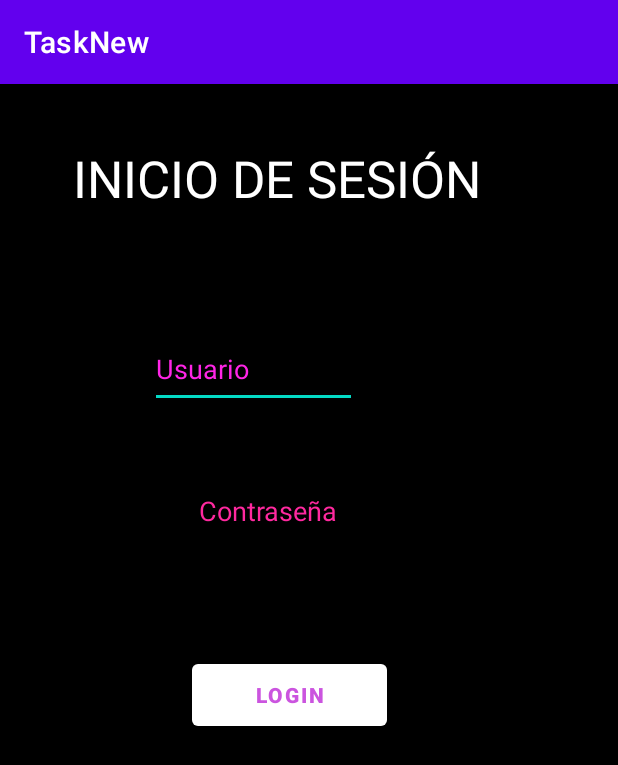
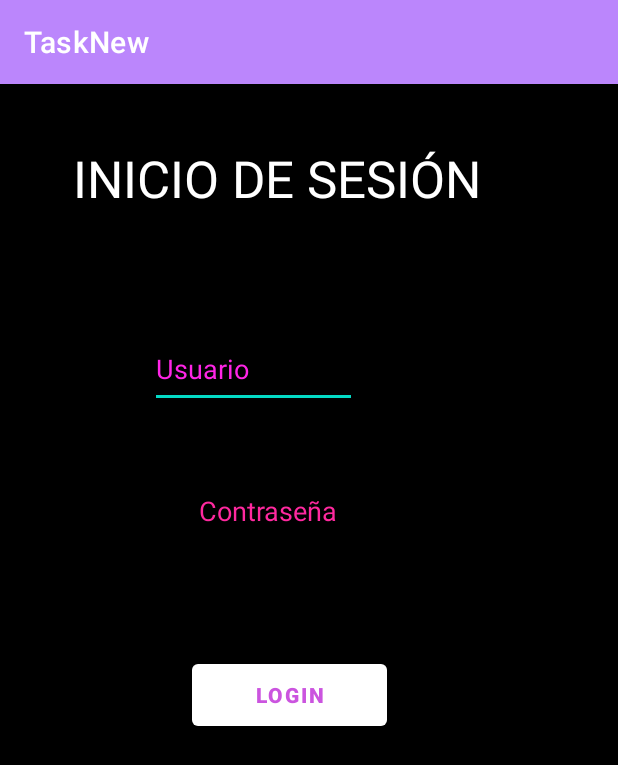
Before and after one commit to eniivak/TaskNew, an Android app: the screen it shows after launch (Login), on a phone screen of 412 x 824 dp. Shown: the top 765 px of the screen. Run offline under Robolectric (Android 15) with nearby library versions, the phone set to English and light mode, and no system bars.

Commit message:
Nombre de la tarea dentro de TareaSettings en italica

```diff
--- a/app/src/main/java/com/example/tasknew/TareaSettings.java
+++ b/app/src/main/java/com/example/tasknew/TareaSettings.java
@@ -2,6 +2,7 @@ package com.example.tasknew;
 
 import android.app.DatePickerDialog;
 import android.content.Intent;
+import android.graphics.ColorMatrix;
 import android.os.Bundle;
 import android.util.Log;
 import android.view.View;
--- a/app/src/main/res/layout/activity_tarea_settings.xml
+++ b/app/src/main/res/layout/activity_tarea_settings.xml
@@ -47,7 +47,7 @@
         android:layout_marginEnd="182dp"
         android:textColor="@color/purple_200"
         android:textSize="25dp"
-        android:textStyle="bold"
+        android:textStyle="italic"
         app:layout_constraintBottom_toTopOf="@+id/id_descrip"
         app:layout_constraintEnd_toEndOf="parent"
         app:layout_constraintHorizontal_bias="0.474"
@@ -143,5 +143,4 @@
         app:srcCompat="@android:drawable/ic_menu_delete" />
 
 
-
 </androidx.constraintlayout.widget.ConstraintLayout>
--- a/app/src/main/res/values/themes.xml
+++ b/app/src/main/res/values/themes.xml
@@ -2,9 +2,9 @@
     <!-- Base application theme. -->
     <style name="Theme.TaskNew" parent="Theme.MaterialComponents.DayNight.DarkActionBar">
         <!-- Primary brand color. -->
-        <item name="colorPrimary">@color/purple_500</item>
+        <item name="colorPrimary">@color/purple_200</item>
         <item name="colorPrimaryVariant">@color/purple_700</item>
-        <item name="colorOnPrimary">@color/white</item>
+        <item name="colorOnPrimary">@color/black</item>
         <!-- Secondary brand color. -->
         <item name="colorSecondary">@color/teal_200</item>
         <item name="colorSecondaryVariant">@color/teal_700</item>
```
